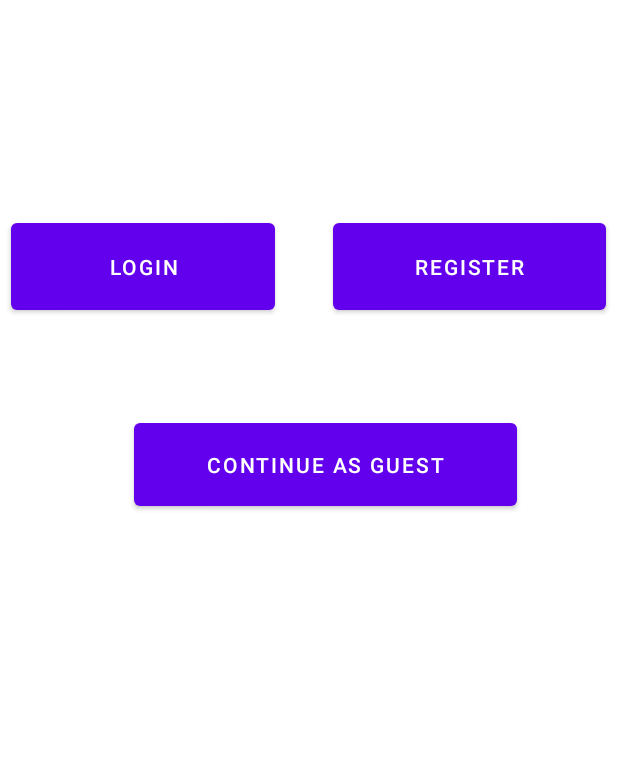
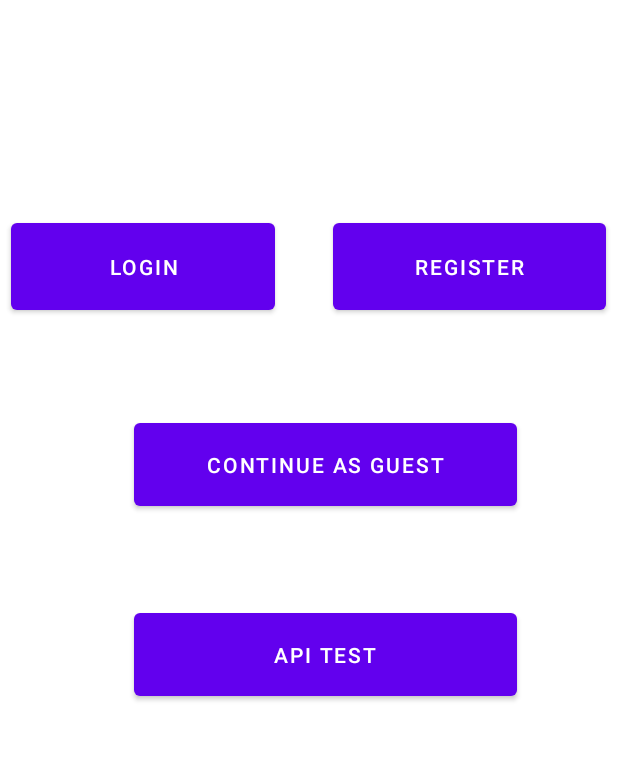
Before and after one commit to kaitlyntorres/Lyrical, an Android app: the screen it shows after launch (MainActivity), on a phone screen of 412 x 824 dp, the part 380-1141 px from its top. Run offline under Robolectric (Android 15) with nearby library versions, the phone set to English and light mode, and no system bars.

Commit message:
Adding API activity

```diff
--- a/app/build.gradle
+++ b/app/build.gradle
@@ -34,6 +34,8 @@ android {
 
 dependencies {
 
+    implementation 'com.squareup.retrofit2:retrofit:2.9.0'
+    implementation 'com.squareup.retrofit2:converter-gson:2.9.0'
     implementation 'androidx.core:core-ktx:1.7.0'
     implementation 'androidx.appcompat:appcompat:1.4.1'
     implementation 'com.google.android.material:material:1.5.0'
@@ -41,7 +43,9 @@ dependencies {
     implementation 'com.google.firebase:firebase-analytics:20.0.2'
     implementation 'com.google.firebase:firebase-firestore:24.0.1'
     implementation 'com.google.firebase:firebase-auth-ktx:21.0.1'
+    implementation("com.android.volley:volley:1.2.1")
     testImplementation 'junit:junit:4.13.2'
     androidTestImplementation 'androidx.test.ext:junit:1.1.3'
     androidTestImplementation 'androidx.test.espresso:espresso-core:3.4.0'
+
 }
--- a/app/src/main/java/com/example/lyrical/MainActivity.kt
+++ b/app/src/main/java/com/example/lyrical/MainActivity.kt
@@ -27,7 +27,11 @@ class MainActivity : AppCompatActivity() {
             startActivity(i)
         }
 
-
+        val button4 = findViewById<Button>(R.id.apibutton)
+        button4.setOnClickListener {
+            val i = Intent(this, ApiActivity::class.java)
+            startActivity(i)
+        }
 
     }
 }
--- a/app/src/main/res/layout/main.xml
+++ b/app/src/main/res/layout/main.xml
@@ -60,5 +60,16 @@
         android:layout_marginTop="473dp"
         android:text="Continue as Guest" />
 
+    <Button
+        android:id="@+id/apibutton"
+        android:layout_width="255dp"
+        android:layout_height="67dp"
+        android:layout_alignParentStart="true"
+        android:layout_alignParentTop="true"
+        android:layout_centerHorizontal="true"
+        android:layout_gravity="bottom"
+        android:layout_marginStart="89dp"
+        android:layout_marginTop="600dp"
+        android:text="API Test" />
 
 </RelativeLayout>
--- a/build.gradle
+++ b/build.gradle
@@ -6,7 +6,7 @@ buildscript {
 plugins {
     id 'com.android.application' version '7.1.0' apply false
     id 'com.android.library' version '7.1.0' apply false
-    id 'org.jetbrains.kotlin.android' version '1.5.30' apply false
+    id 'org.jetbrains.kotlin.android' version '1.6.10' apply false
 }
 
 task clean(type: Delete) {
```
Also changed, not shown: app/src/main/AndroidManifest.xml (+5 -7 lines), app/src/main/java/com/example/lyrical/guestActivity.kt (+4 -11 lines).
